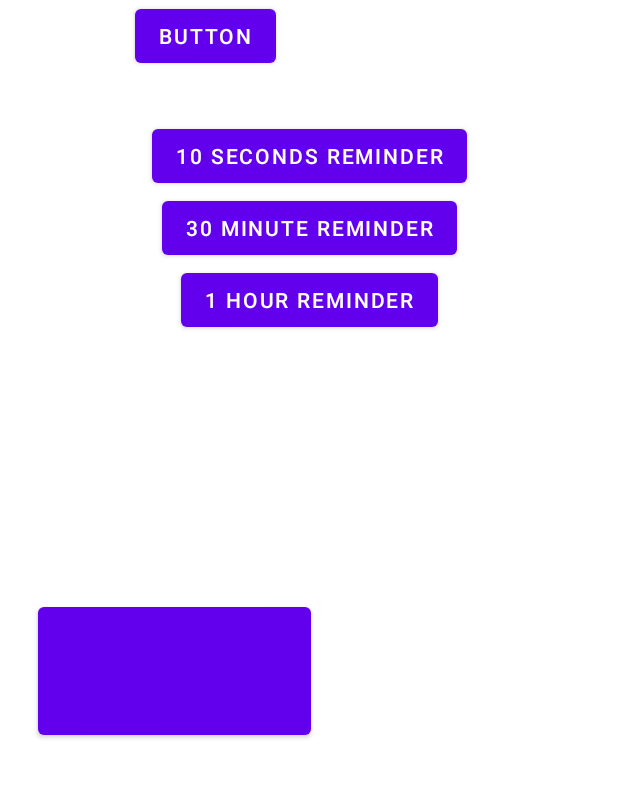
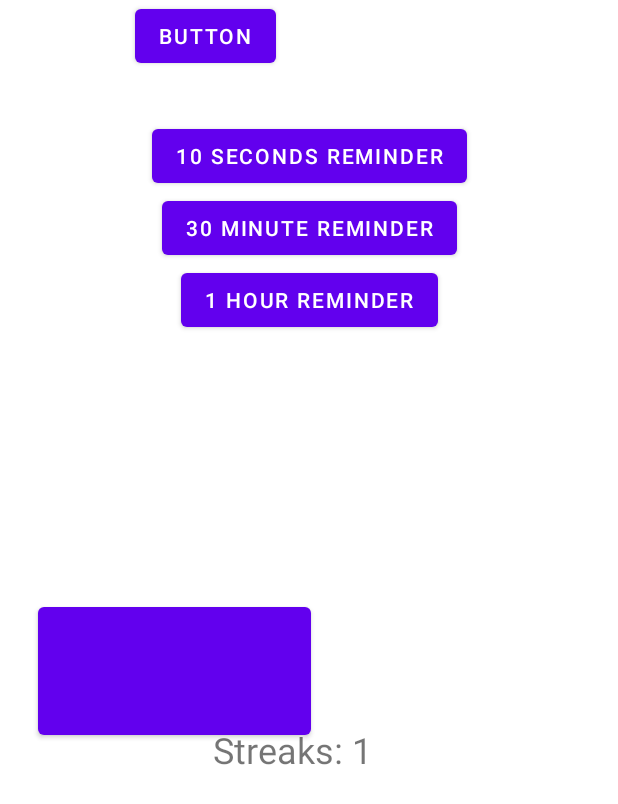
Before and after one commit to tannnguyen13/Water_Reminder_Citrus_Hack_NART, an Android app: the name screen opened directly, with no data from a screen before it, after a tap on "10 SECONDS REMINDER", on a phone screen of 412 x 824 dp. Shown: the top 804 px of the screen. Run offline under Robolectric (Android 15) with nearby library versions, the phone set to English and light mode, and no system bars.

Commit message:
added steaks and other timers

```diff
--- a/app/src/main/java/com/example/waterreminder/MainActivity.kt
+++ b/app/src/main/java/com/example/waterreminder/MainActivity.kt
@@ -9,15 +9,21 @@ import android.os.Build
 import android.os.Bundle
 import android.view.View
 import android.widget.Button
+import android.widget.TextView
 import android.widget.Toast
 import androidx.appcompat.app.AppCompatActivity
 
 
 
 class name : AppCompatActivity() {
+
+    var count = 0;
+
     override fun onCreate(savedInstanceState: Bundle?) {
         super.onCreate(savedInstanceState)
         setContentView(R.layout.main_activity)
+
+
 
 
         createNotificationChannel()
@@ -33,6 +39,15 @@ class name : AppCompatActivity() {
             val tenSecondsInMillis = (1000 * 10).toLong()
             alarmManager[AlarmManager.RTC_WAKEUP, timeAtButtonClick + tenSecondsInMillis] =
                 pendingIntent
+
+            val sharedPref = getSharedPreferences("SHARED_PREFS", MODE_PRIVATE)
+            val editor = sharedPref.edit()
+            editor.putInt("Counter_Daily", sharedPref.getInt("Counter_Daily", 0) + 1)
+            editor.commit()
+            //button.setText(sharedPref.getInt("Counter_Daily", 0))
+
+            val textview = findViewById<TextView>(R.id.streaks)
+            textview.setText("Streaks: " + sharedPref.getInt("Counter_Daily", 0).toString())
         }
 
         val butt2 = findViewById<Button>(R.id.butt2)
@@ -47,6 +62,15 @@ class name : AppCompatActivity() {
             val tenSecondsInMillis = (1000 * 3600).toLong()
             alarmManager[AlarmManager.RTC_WAKEUP, timeAtButtonClick + tenSecondsInMillis] =
                 pendingIntent
+
+            val sharedPref = getSharedPreferences("SHARED_PREFS", MODE_PRIVATE)
+            val editor = sharedPref.edit()
+            editor.putInt("Counter_Daily", sharedPref.getInt("Counter_Daily", 0) + 1)
+            editor.commit()
+            //button.setText(sharedPref.getInt("Counter_Daily", 0))
+
+            val textview = findViewById<TextView>(R.id.streaks)
+            textview.setText("Streaks: " + sharedPref.getInt("Counter_Daily", 0).toString())
         }
 
         val butt = findViewById<Button>(R.id.butt)
@@ -61,6 +85,15 @@ class name : AppCompatActivity() {
             val tenSecondsInMillis = (1000 * 1800).toLong()
             alarmManager[AlarmManager.RTC_WAKEUP, timeAtButtonClick + tenSecondsInMillis] =
                 pendingIntent
+
+            val sharedPref = getSharedPreferences("SHARED_PREFS", MODE_PRIVATE)
+            val editor = sharedPref.edit()
+            editor.putInt("Counter_Daily", sharedPref.getInt("Counter_Daily", 0) + 1)
+            editor.commit()
+            //button.setText(sharedPref.getInt("Counter_Daily", 0))
+
+            val textview = findViewById<TextView>(R.id.streaks)
+            textview.setText("Streaks: " + sharedPref.getInt("Counter_Daily", 0).toString())
         }
 
 
@@ -101,4 +134,21 @@ class name : AppCompatActivity() {
     }
 
 
+//    fun onTap(view:View){
+//        val sharedPref = getSharedPreferences("SHARED_PREFS", MODE_PRIVATE);
+//
+//        val sharedPref = getSharedPreferences("SHARED_PREFS", MODE_PRIVATE);
+//        val editor = sharedPref.edit();
+//        editor.putInt("Counter_Daily", sharedPref.getInt("Counter_Daily", 0) + 1);
+//        editor.commit();
+//
+//        val thing = findViewbyId<Textview>
+//        attatch
+//        thing.setText(sharedPref.getInt)
+//
+//        //count++
+//       // val textview = findViewById<TextView>(R.id.streaks)
+//        //textview.text = "Streaks: $count"
+//    }
+
 }
--- a/app/src/main/java/com/example/waterreminder/home_screen.kt
+++ b/app/src/main/java/com/example/waterreminder/home_screen.kt
@@ -5,6 +5,7 @@ import androidx.appcompat.app.AppCompatActivity
 import android.os.Bundle
 import android.widget.Button
 import android.util.Log
+import android.view.View
 
 
 class home_screen : AppCompatActivity() {
@@ -27,4 +28,6 @@ class home_screen : AppCompatActivity() {
             startActivity(intent);
         }
     }
+
+    fun OnTap(view: View) {}
 }
--- a/app/src/main/res/layout/main_activity.xml
+++ b/app/src/main/res/layout/main_activity.xml
@@ -38,6 +38,7 @@
         android:layout_width="wrap_content"
         android:layout_height="wrap_content"
         android:layout_marginTop="80dp"
+        android:onClick="onTap"
         android:text="10 seconds reminder"
         app:layout_constraintEnd_toEndOf="parent"
         app:layout_constraintStart_toStartOf="parent"
@@ -47,6 +48,7 @@
         android:id="@+id/butt"
         android:layout_width="wrap_content"
         android:layout_height="wrap_content"
+        android:onClick="onTap"
         android:text="30 minute reminder"
         app:layout_constraintEnd_toEndOf="parent"
         app:layout_constraintStart_toStartOf="parent"
@@ -56,8 +58,21 @@
         android:id="@+id/butt2"
         android:layout_width="wrap_content"
         android:layout_height="wrap_content"
+        android:onClick="onTap"
         android:text="1 hour reminder"
         app:layout_constraintEnd_toEndOf="parent"
         app:layout_constraintStart_toStartOf="parent"
         app:layout_constraintTop_toBottomOf="@+id/butt" />
+
+    <TextView
+        android:id="@+id/streaks"
+        android:layout_width="128dp"
+        android:layout_height="82dp"
+        android:text="Streaks: 0"
+        android:textSize="24sp"
+        app:layout_constraintBottom_toBottomOf="parent"
+        app:layout_constraintEnd_toEndOf="parent"
+        app:layout_constraintStart_toStartOf="parent"
+        app:layout_constraintTop_toBottomOf="@+id/butt2" />
+
 </androidx.constraintlayout.widget.ConstraintLayout>
```
